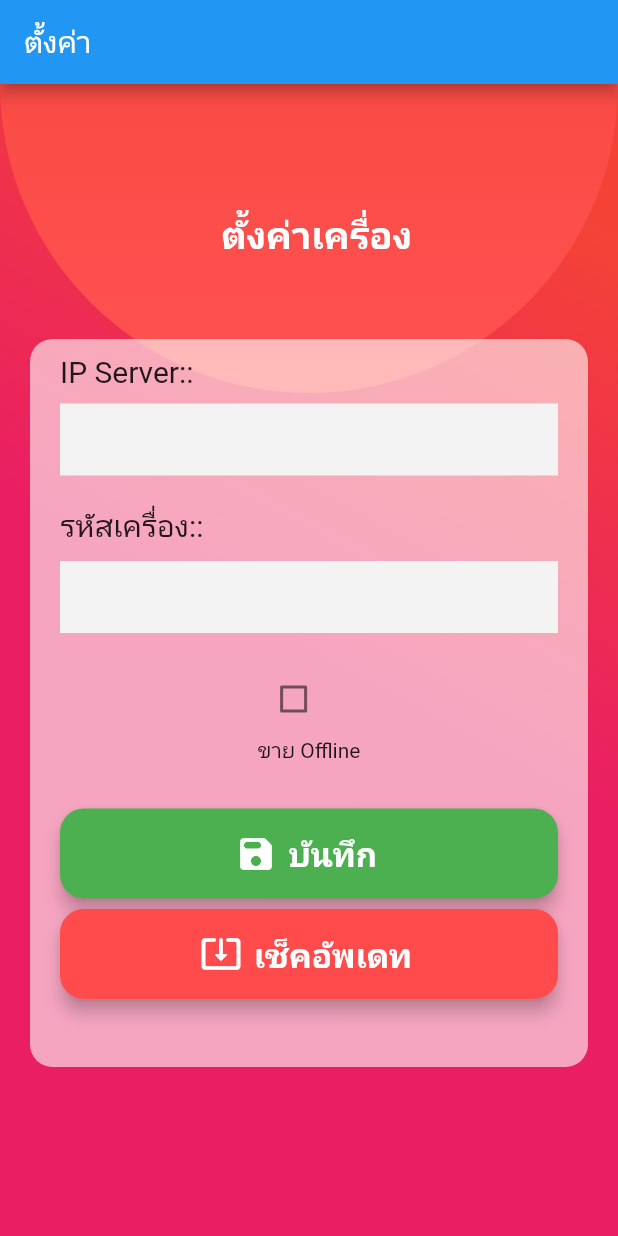
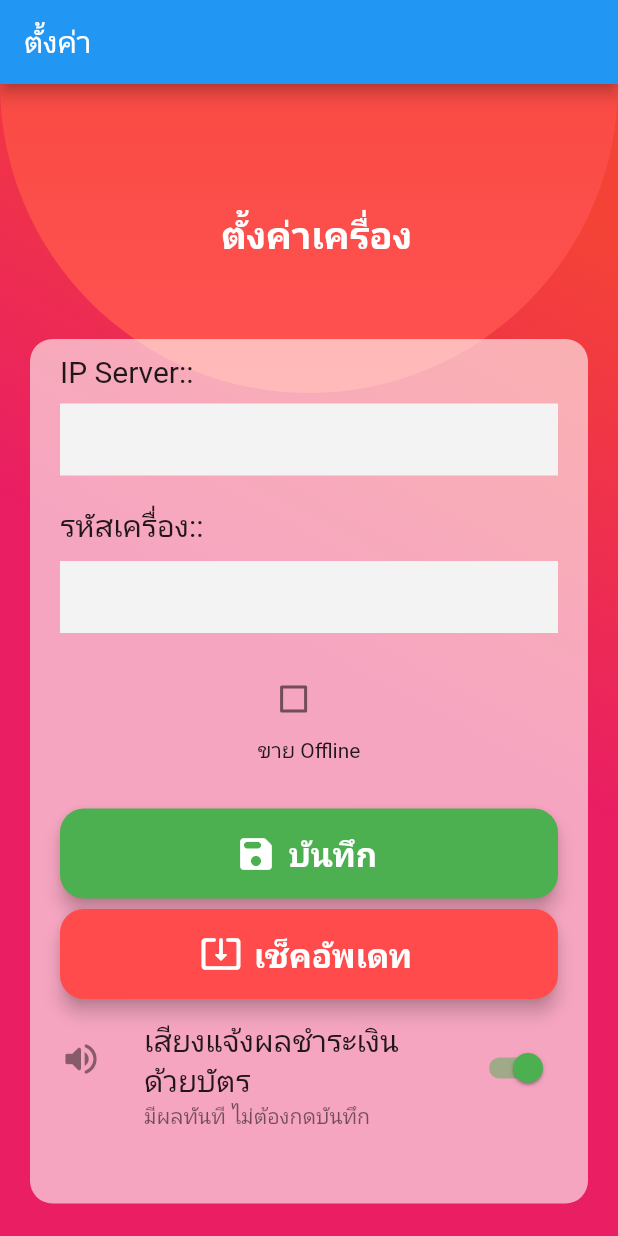
Before and after one commit to siwa2904/Flutter-POS-APP, a Flutter app: the screen it shows after launch, on a phone screen of 412 x 824 dp. Run offline on Flutter 3.47's test engine with Material 2 defaults, Android fonts, the phone set to English and light mode, and no system bars; our stand-ins replace audioplayers, auto_size_text, connectivity_plus, dio, dotted_border, fl_chart and 11 more; missing offline and left inert: esc_pos_utils, find_dropdown, flutter_barcode_listener, flutter_logs, nfc_manager, presentation_displays and 2 more; accounts and stored records are empty; Roboto replaces fonts that are missing (Kanit, Maitree).

Commit message:
feat: เพิ่มเสียงแจ้งผลชำระเงินด้วยบัตร และสวิตช์เปิดปิดเสียงในหน้าตั้งค่าเครื่อง

```diff
--- a/lib/pages/setting_page.dart
+++ b/lib/pages/setting_page.dart
@@ -141,6 +141,8 @@ class SettingPage extends StatelessWidget {
                             _submitButton(context),
                             SizedBox(height: height * .0085),
                             _update(context),
+                            SizedBox(height: 10),
+                            _soundSwitch(),
                             SizedBox(height: height * .055),
                             // ElevatedButton.icon(
                             //   onPressed: () {
@@ -363,6 +365,29 @@ class SettingPage extends StatelessWidget {
     );
   }
 
+  Widget _soundSwitch() {
+    return SwitchListTile(
+      contentPadding: EdgeInsets.zero,
+      activeColor: Colors.green,
+      secondary: Icon(
+        settingCtrl.soundEnabled.value
+            ? Icons.volume_up_rounded
+            : Icons.volume_off_rounded,
+        size: 28,
+      ),
+      title: Text(
+        'เสียงแจ้งผลชำระเงินด้วยบัตร',
+        style: GoogleFonts.kanit(fontSize: 20, fontWeight: FontWeight.w400),
+      ),
+      subtitle: Text(
+        'มีผลทันที ไม่ต้องกดบันทึก',
+        style: GoogleFonts.kanit(fontSize: 14),
+      ),
+      value: settingCtrl.soundEnabled.value,
+      onChanged: settingCtrl.setSoundEnabled,
+    );
+  }
+
   Widget _update(context) {
     return ElevatedButton.icon(
       onPressed: () {
--- /dev/null
+++ b/lib/services/sound_service.dart
@@ -0,0 +1,78 @@
+import 'package:audioplayers/audioplayers.dart';
+import 'package:get_storage/get_storage.dart';
+import 'package:mispos/utils/constants.dart';
+
+/// เสียงแจ้งผลการตัดเงินด้วยบัตร ให้แคชเชียร์รับรู้ผลโดยไม่ต้องจ้องจอ
+///
+/// เล่นแบบ fire-and-forget เสมอ ผู้เรียกไม่ต้อง await และไม่ต้องดักข้อผิดพลาด
+/// เสียงที่เล่นไม่ออกถือเป็นเรื่องรอง ห้ามทำให้ flow การขายสะดุด
+class SoundService {
+  static final SoundService _instance = SoundService._internal();
+  factory SoundService() => _instance;
+  SoundService._internal();
+
+  /// สวิตช์เปิดปิดเสียงจุดเดียวของทั้งแอป ผูกกับหน้าตั้งค่าเครื่อง
+  ///
+  /// อ่านจาก GetStorage ทุกครั้งที่จะเล่น สลับในหน้าตั้งค่าแล้วมีผลกับบิลถัดไปทันที
+  /// เครื่องที่ยังไม่เคยตั้งค่าถือว่าเปิดเสียงไว้
+  static bool get enabled =>
+      GetStorage().read<bool>(Constant.soundEnabled) ?? true;
+
+  static set enabled(bool value) =>
+      GetStorage().write(Constant.soundEnabled, value);
+
+  /// ชื่อไฟล์เก็บไว้จุดเดียว ถ้าได้ไฟล์เสียงใหม่มาให้แก้ที่นี่
+  static const String _successFile = 'sounds/pay_success.wav';
+  static const String _failedFile = 'sounds/pay_failed.wav';
+  static const String _duplicateFile = 'sounds/pay_duplicate.wav';
+
+  final AudioPlayer _successPlayer = AudioPlayer();
+  final AudioPlayer _failedPlayer = AudioPlayer();
+  final AudioPlayer _duplicatePlayer = AudioPlayer();
+
+  bool _isPreloaded = false;
+
+  /// โหลดไฟล์เสียงเข้า player ไว้ล่วงหน้า เรียกตอน OrdersController.onInit()
+  ///
+  /// ถ้าไม่ preload จะมีดีเลย์ตอน decode ทุกบิล ทำให้เสียงมาช้ากว่าที่จอขึ้นผล
+  Future<void> preload() async {
+    if (_isPreloaded) return;
+    try {
+      await _successPlayer.setSource(AssetSource(_successFile));
+      await _failedPlayer.setSource(AssetSource(_failedFile));
+      await _duplicatePlayer.setSource(AssetSource(_duplicateFile));
+
+      await _successPlayer.setReleaseMode(ReleaseMode.stop);
+      await _failedPlayer.setReleaseMode(ReleaseMode.stop);
+      await _duplicatePlayer.setReleaseMode(ReleaseMode.stop);
+
+      _isPreloaded = true;
+      print("SoundService: preload done");
+    } catch (e) {
+      print("SoundService: preload failed => $e");
+    }
+  }
+
+  /// ตัดเงินจากบัตรสำเร็จ
+  void playSuccess() => _play(_successPlayer, "success");
+
+  /// ตัดเงินไม่สำเร็จ เช่น ไม่พบบัตร ยอดเงินไม่พอ หรือ server ตอบกลับผิดรูปแบบ
+  void playFailed() => _play(_failedPlayer, "failed");
+
+  /// แตะบัตรซ้ำหลังจ่ายสำเร็จแล้ว ไม่ได้ตัดเงินรอบสอง
+  void playDuplicate() => _play(_duplicatePlayer, "duplicate");
+
+  void _play(AudioPlayer player, String tag) {
+    if (!enabled) return;
+    player.stop().then((_) => player.resume()).catchError((e) {
+      print("SoundService: play $tag failed => $e");
+    });
+  }
+
+  void dispose() {
+    _successPlayer.dispose();
+    _failedPlayer.dispose();
+    _duplicatePlayer.dispose();
+    _isPreloaded = false;
+  }
+}
--- a/lib/utils/constants.dart
+++ b/lib/utils/constants.dart
@@ -56,6 +56,7 @@ class Constant {
   static const String ipServer="ipServer";
   static const String posNo="posNo";
   static const String saleOffline = "saleOffline";
+  static const String soundEnabled = "soundEnabled";
 
   static final String POS_ID="2";
   static final String POS_CODE="POS_CODE";
--- a/pubspec.yaml
+++ b/pubspec.yaml
@@ -64,6 +64,7 @@ dependencies:
   open_filex: ^4.3.2
   path_provider: ^2.0.15
   permission_handler: ^11.0.1
+  audioplayers: ^4.1.0
 
 dev_dependencies:
   flutter_test:
@@ -97,6 +98,7 @@ flutter:
     - assets/images/
     - assets/images/intro/
     - assets/icon/
+    - assets/sounds/
   # An image asset can refer to one or more resolution-specific "variants", see
   # https://flutter.dev/assets-and-images/#resolution-aware
 
```
Also changed, not shown: lib/controllers/orders_controller.dart (+15 -0 lines), lib/controllers/setting_controller.dart (+10 -0 lines), pubspec.lock, 8 other files.
